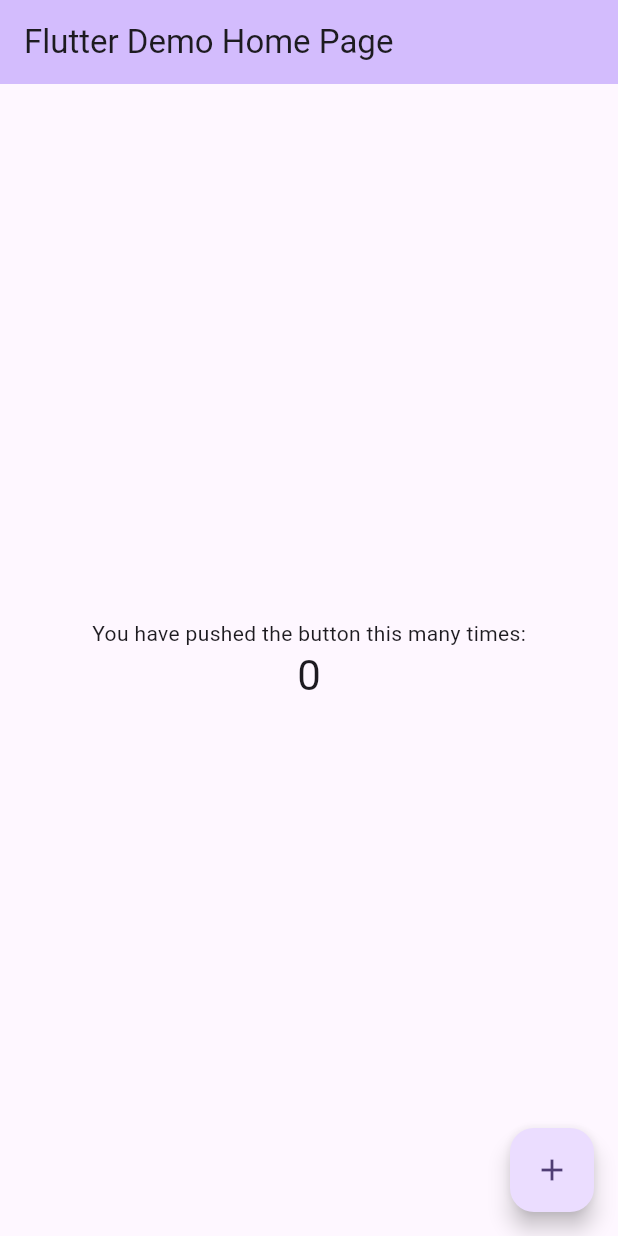
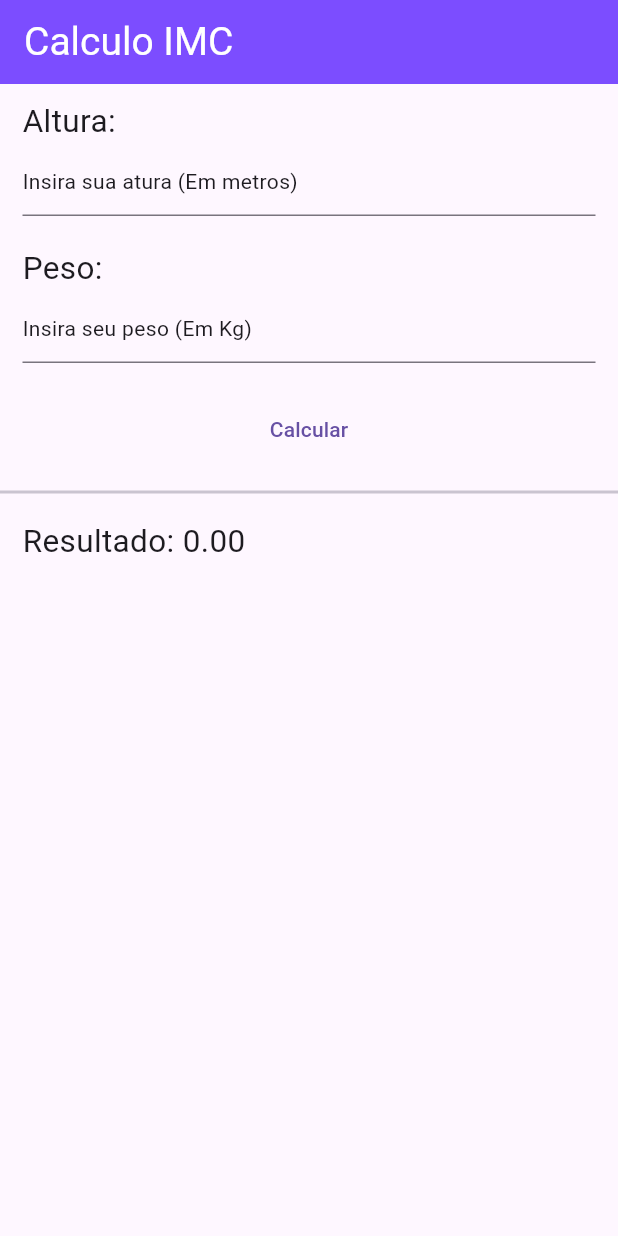
Before and after one commit to NicolassB007/ImcFlutter, a Flutter app: the screen it shows after launch, on a phone screen of 412 x 824 dp. Run offline on Flutter 3.47's test engine with Material 3 defaults, Android fonts, the phone set to English and light mode, and no system bars.

Commit message:
Finalizado

```diff
--- a/lib/main.dart
+++ b/lib/main.dart
@@ -1,122 +1,6 @@
+import 'package:desafio_imc/my_app.dart';
 import 'package:flutter/material.dart';
 
 void main() {
   runApp(const MyApp());
 }
-
-class MyApp extends StatelessWidget {
-  const MyApp({super.key});
-
-  // This widget is the root of your application.
-  @override
-  Widget build(BuildContext context) {
-    return MaterialApp(
-      title: 'Flutter Demo',
-      theme: ThemeData(
-        // This is the theme of your application.
-        //
-        // TRY THIS: Try running your application with "flutter run". You'll see
-        // the application has a purple toolbar. Then, without quitting the app,
-        // try changing the seedColor in the colorScheme below to Colors.green
-        // and then invoke "hot reload" (save your changes or press the "hot
-        // reload" button in a Flutter-supported IDE, or press "r" if you used
-        // the command line to start the app).
-        //
-        // Notice that the counter didn't reset back to zero; the application
-        // state is not lost during the reload. To reset the state, use hot
-        // restart instead.
-        //
-        // This works for code too, not just values: Most code changes can be
-        // tested with just a hot reload.
-        colorScheme: .fromSeed(seedColor: Colors.deepPurple),
-      ),
-      home: const MyHomePage(title: 'Flutter Demo Home Page'),
-    );
-  }
-}
-
-class MyHomePage extends StatefulWidget {
-  const MyHomePage({super.key, required this.title});
-
-  // This widget is the home page of your application. It is stateful, meaning
-  // that it has a State object (defined below) that contains fields that affect
-  // how it looks.
-
-  // This class is the configuration for the state. It holds the values (in this
-  // case the title) provided by the parent (in this case the App widget) and
-  // used by the build method of the State. Fields in a Widget subclass are
-  // always marked "final".
-
-  final String title;
-
-  @override
-  State<MyHomePage> createState() => _MyHomePageState();
-}
-
-class _MyHomePageState extends State<MyHomePage> {
-  int _counter = 0;
-
-  void _incrementCounter() {
-    setState(() {
-      // This call to setState tells the Flutter framework that something has
-      // changed in this State, which causes it to rerun the build method below
-      // so that the display can reflect the updated values. If we changed
-      // _counter without calling setState(), then the build method would not be
-      // called again, and so nothing would appear to happen.
-      _counter++;
-    });
-  }
-
-  @override
-  Widget build(BuildContext context) {
-    // This method is rerun every time setState is called, for instance as done
-    // by the _incrementCounter method above.
-    //
-    // The Flutter framework has been optimized to make rerunning build methods
-    // fast, so that you can just rebuild anything that needs updating rather
-    // than having to individually change instances of widgets.
-    return Scaffold(
-      appBar: AppBar(
-        // TRY THIS: Try changing the color here to a specific color (to
-        // Colors.amber, perhaps?) and trigger a hot reload to see the AppBar
-        // change color while the other colors stay the same.
-        backgroundColor: Theme.of(context).colorScheme.inversePrimary,
-        // Here we take the value from the MyHomePage object that was created by
-        // the App.build method, and use it to set our appbar title.
-        title: Text(widget.title),
-      ),
-      body: Center(
-        // Center is a layout widget. It takes a single child and positions it
-        // in the middle of the parent.
-        child: Column(
-          // Column is also a layout widget. It takes a list of children and
-          // arranges them vertically. By default, it sizes itself to fit its
-          // children horizontally, and tries to be as tall as its parent.
-          //
-          // Column has various properties to control how it sizes itself and
-          // how it positions its children. Here we use mainAxisAlignment to
-          // center the children vertically; the main axis here is the vertical
-          // axis because Columns are vertical (the cross axis would be
-          // horizontal).
-          //
-          // TRY THIS: Invoke "debug painting" (choose the "Toggle Debug Paint"
-          // action in the IDE, or press "p" in the console), to see the
-          // wireframe for each widget.
-          mainAxisAlignment: .center,
-          children: [
-            const Text('You have pushed the button this many times:'),
-            Text(
-              '$_counter',
-              style: Theme.of(context).textTheme.headlineMedium,
-            ),
-          ],
-        ),
-      ),
-      floatingActionButton: FloatingActionButton(
-        onPressed: _incrementCounter,
-        tooltip: 'Increment',
-        child: const Icon(Icons.add),
-      ),
-    );
-  }
-}
--- /dev/null
+++ b/lib/model/Imc.dart
@@ -0,0 +1,13 @@
+class Imc {
+  final double _peso;
+  final double _altura;
+
+  Imc({required this._altura, required this._peso});
+
+  double get peso => _peso;
+  double get altura => _altura;
+
+  double calcularImc() {
+    return _peso / (_altura * _altura);
+  }
+}
--- /dev/null
+++ b/lib/my_app.dart
@@ -0,0 +1,14 @@
+import 'package:desafio_imc/screens/home_page.dart';
+import 'package:flutter/material.dart';
+
+class MyApp extends StatelessWidget {
+  const MyApp({super.key});
+
+  // This widget is the root of your application.
+  @override
+  Widget build(BuildContext context) {
+    return MaterialApp(
+      home: HomePage(),
+    );
+  }
+}
--- /dev/null
+++ b/lib/screens/home_page.dart
@@ -0,0 +1,157 @@
+import 'package:desafio_imc/model/Imc.dart';
+import 'package:flutter/material.dart';
+
+class HomePage extends StatefulWidget {
+  const new({super.key});
+
+  @override
+  State<HomePage> createState() => _HomePageState();
+}
+
+class _HomePageState extends State<HomePage> {
+  final TextEditingController _alturaUsuarioController = TextEditingController(text: "");
+  final TextEditingController _pesoUsuarioController = TextEditingController(text: "");
+
+  double? _pesoUsuario = 0.0;
+  double? _alturaUsuario = 0.0;
+  double _resultado = 0.0;
+
+  @override
+  Widget build(BuildContext context) {
+    return Scaffold(
+      appBar: AppBar(
+        title: Text(
+          "Calculo IMC",
+          style: TextStyle(
+            fontSize: 26,
+            color: Colors.white
+          ),
+        ),
+        backgroundColor: Colors.deepPurpleAccent,
+      ),
+      body: Column(
+        children: [
+          Container(
+            margin: EdgeInsets.symmetric(horizontal: 15, vertical: 10),
+            width: double.infinity,
+            child: Column(
+              crossAxisAlignment: CrossAxisAlignment.start,
+              children: [
+                Text(
+                  "Altura:",
+                  style: TextStyle(
+                    fontSize: 21,
+                  ),
+                ),
+                TextField(
+                  controller: _alturaUsuarioController,
+                  decoration: InputDecoration(
+                    hint: Text("Insira sua atura (Em metros)")
+                  ),
+                  keyboardType: TextInputType.numberWithOptions(decimal: true),
+                ),
+              ],
+            ),
+          ),
+
+          Container(
+            margin: EdgeInsets.symmetric(horizontal: 15, vertical: 10),
+            width: double.infinity,
+            child: Column(
+              crossAxisAlignment: CrossAxisAlignment.start,
+              children: [
+                Text(
+                  "Peso:",
+                  style: TextStyle(
+                    fontSize: 21,
+                  ),
+                ),
+                TextField(
+                  controller: _pesoUsuarioController,
+                  decoration: InputDecoration(
+                    hint: Text("Insira seu peso (Em Kg)")
+                  ),
+                  keyboardType: TextInputType.numberWithOptions(decimal: true),
+                ),
+              ],
+            ),
+          ),
+
+          Container(
+            margin: EdgeInsets.symmetric(horizontal: 15, vertical: 10),
+            width: double.infinity,
+            child: TextButton(
+              onPressed: () {
+                FocusManager().primaryFocus?.unfocus();
+
+                _alturaUsuario = double.tryParse(
+                  _alturaUsuarioController.text.replaceFirst(",", ".")
+                );
+
+                _pesoUsuario = double.tryParse(
+                  _pesoUsuarioController.text.replaceFirst(",", ".")
+                );
+
+                debugPrint("Altura: ${_alturaUsuario.toString()}");
+                debugPrint("Peso: ${_pesoUsuario.toString()}");
+
+                if (
+                  _alturaUsuario == null || _pesoUsuario == null
+                ) {
+                  showDialog(context: context, builder: (context) {
+                    return AlertDialog(
+                      title: Text("Dados inválidos"),
+                      content: Text("A altura ou peso informado não são válidos"),
+                      actions: [
+                        TextButton(
+                          onPressed: () {
+                            Navigator.pop(context);
+                          },
+                          child: Text("Ok!")
+                        )
+                      ],
+                    );
+                  },);
+
+                  _alturaUsuario = null;
+                  _pesoUsuario = null;
+                  _resultado = 0.0;
+
+                  _alturaUsuarioController.text = "";
+                  _pesoUsuarioController.text = "";
+                }
+                else if (_alturaUsuario != null && _pesoUsuario != null) {
+                  Imc imc = Imc(altura: _alturaUsuario!, peso: _pesoUsuario!);
+                  setState(() {
+                    _resultado = imc.calcularImc();
+                  });
+                }
+              },
+              child: Text("Calcular")
+            ),
+          ),
+
+          Divider(
+            thickness: 2,
+          ),
+
+          Container(
+            margin: EdgeInsets.symmetric(horizontal: 15, vertical: 10),
+            width: double.infinity,
+            child: Column(
+              crossAxisAlignment: CrossAxisAlignment.start,
+              children: [
+                Text(
+                  "Resultado: ${_resultado.toStringAsFixed(2)}",
+                  style: TextStyle(
+                    fontSize: 21,
+                  ),
+                ),
+              ],
+            ),
+          ),
+        ],
+      ),
+    );
+  }
+}
```
Also changed, not shown: 1 other file.
